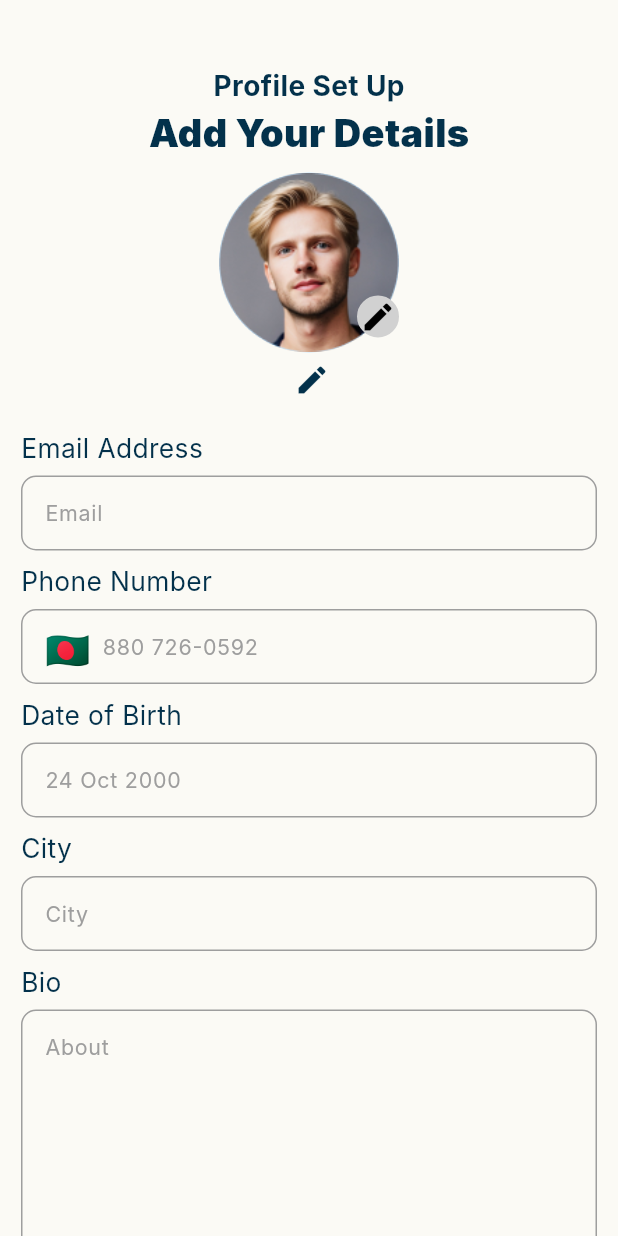
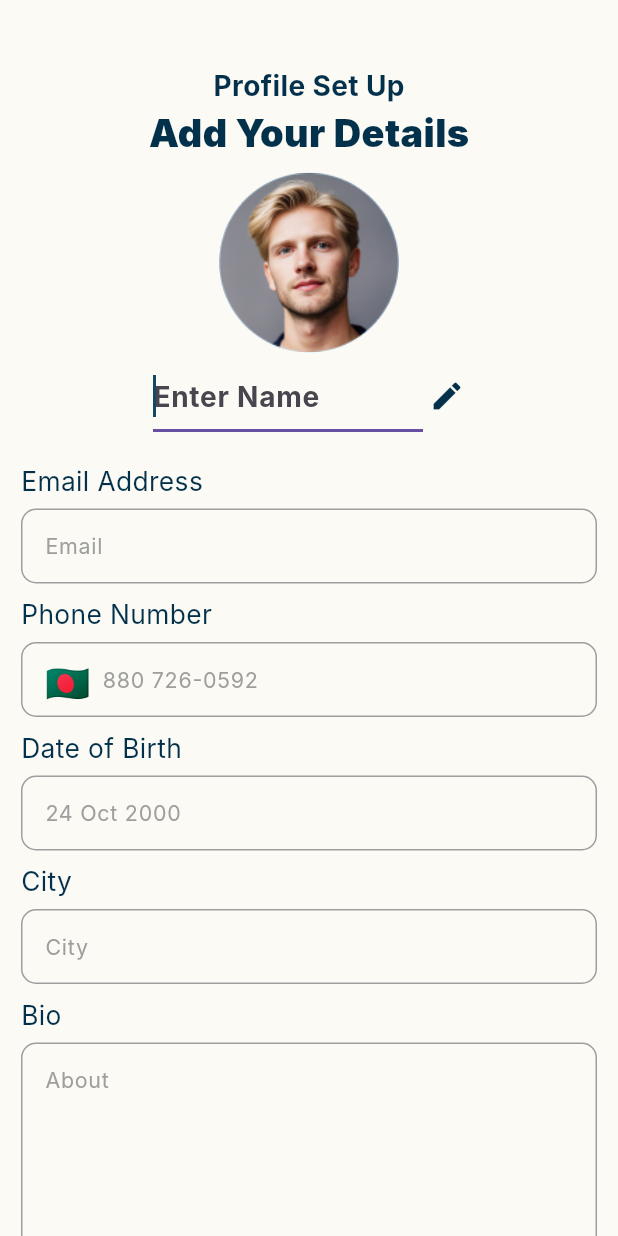
Before and after one commit to fatimasood/InfoKlub-App, a Flutter app: the _ProfileSetupView screen opened directly, after a tap on the "edit" icon, on a phone screen of 412 x 824 dp. Run offline on Flutter 3.47's test engine with Material 3 defaults, Android fonts, the phone set to English and light mode, and no system bars; our stand-ins replace country_picker, firebase_auth, firebase_core, fluttertoast, hive, hive_flutter and 3 more; accounts and stored records are empty; Roboto replaces fonts that are missing (Inter).

Commit message:
hive database updated profile setup

```diff
--- a/infoklub/lib/views/create_profile/profile_setup.dart
+++ b/infoklub/lib/views/create_profile/profile_setup.dart
@@ -96,7 +96,7 @@ class _ProfileSetupView extends StatelessWidget {
                             ? personImage
                             : null,
                       ),
-                      Positioned(
+                      /*Positioned(
                         bottom: 10,
                         right: 0,
                         child: Container(
@@ -108,9 +108,9 @@ class _ProfileSetupView extends StatelessWidget {
                               width: 2.0,
                             ),
                           ),
-                          child: const Icon(Icons.edit),
+                          //child: const Icon(Icons.edit),
                         ),
-                      ),
+                      ),*/
                     ],
                   ),
                 ),
@@ -161,6 +161,7 @@ class _ProfileSetupView extends StatelessWidget {
                       ),
                       const SizedBox(height: 6.0),
                       CustomInput(
+                        initialValue: viewModel.email,
                         backgroundColor: AppTheme.halfwhite,
                         hintText: 'Email',
                         keyboardType: TextInputType.emailAddress,
@@ -174,6 +175,7 @@ class _ProfileSetupView extends StatelessWidget {
                       ),
                       const SizedBox(height: 6.0),
                       CustomInput(
+                        initialValue: viewModel.phone,
                         backgroundColor: AppTheme.halfwhite,
                         keyboardType: TextInputType.phone,
                         hintText: "${viewModel.selectedCode} 726-0592",
@@ -209,6 +211,7 @@ class _ProfileSetupView extends StatelessWidget {
                       ),
                       const SizedBox(height: 6.0),
                       CustomInput(
+                        initialValue: viewModel.dob,
                         backgroundColor: AppTheme.halfwhite,
                         hintText: '24 Oct 2000',
                         keyboardType: TextInputType.text,
--- a/infoklub/lib/widgets/custom_input.dart
+++ b/infoklub/lib/widgets/custom_input.dart
@@ -1,11 +1,11 @@
 import 'package:flutter/material.dart';
 
-class CustomInput extends StatelessWidget {
+class CustomInput extends StatefulWidget {
   final String hintText;
   final TextEditingController? controller;
   final TextInputType keyboardType;
-  final Widget? leftWidget; // Can be an Icon or a Dropdown
-  final Widget? rightWidget; // Can be a Button/Icon/etc.
+  final Widget? leftWidget;
+  final Widget? rightWidget;
   final Function()? onRightIconPressed;
   final bool obscureText;
   final double? height;
@@ -16,6 +16,8 @@ class CustomInput extends StatelessWidget {
   final Color hintTextColor;
   final List<Map<String, String>>? countryDropdownData;
   final Function(String)? onCountrySelected;
+  final String? initialValue;
+  final Function(String)? onChanged;
 
   const CustomInput({
     super.key,
@@ -34,16 +36,39 @@ class CustomInput extends StatelessWidget {
     this.countryDropdownData,
     this.onCountrySelected,
     this.textAlign = TextAlign.start,
-    required void Function(dynamic val) onChanged,
+    this.initialValue,
+    this.onChanged,
   });
+
+  @override
+  State<CustomInput> createState() => _CustomInputState();
+}
+
+class _CustomInputState extends State<CustomInput> {
+  late TextEditingController _internalController;
+
+  @override
+  void initState() {
+    super.initState();
+    _internalController = widget.controller ??
+        TextEditingController(text: widget.initialValue ?? '');
+  }
+
+  @override
+  void dispose() {
+    if (widget.controller == null) {
+      _internalController.dispose();
+    }
+    super.dispose();
+  }
 
   @override
   Widget build(BuildContext context) {
     return Container(
-      height: height,
-      width: width,
+      height: widget.height,
+      width: widget.width,
       decoration: BoxDecoration(
-        color: backgroundColor,
+        color: widget.backgroundColor,
         borderRadius: BorderRadius.circular(10.0),
         border: Border.all(
           color: Colors.grey,
@@ -52,70 +77,31 @@ class CustomInput extends StatelessWidget {
       ),
       padding: const EdgeInsets.symmetric(horizontal: 15.0),
       child: Row(
-        crossAxisAlignment: CrossAxisAlignment.start, // Aligns text to the top
+        crossAxisAlignment: CrossAxisAlignment.start,
         children: [
-          // Left Widget (Optional, could be Icon or Dropdown)
-          if (leftWidget != null)
+          if (widget.leftWidget != null)
             Padding(
               padding: const EdgeInsets.only(right: 8.0, top: 10),
-              child: leftWidget!,
+              child: widget.leftWidget!,
             ),
-
-          // Country Dropdown (Optional)
-          if (countryDropdownData != null && leftWidget == null) ...[
-            DropdownButton<String>(
-              value: countryDropdownData?.first['code'], // Default value
-              icon: const Icon(Icons.arrow_drop_down),
-              underline: const SizedBox(), // Removes underline
-              onChanged: (value) {
-                if (onCountrySelected != null) {
-                  onCountrySelected!(value!);
-                }
-              },
-              items: countryDropdownData?.map((country) {
-                return DropdownMenuItem<String>(
-                  value: country['code'],
-                  child: Row(
-                    crossAxisAlignment: CrossAxisAlignment.center,
-                    mainAxisAlignment: MainAxisAlignment.center,
-                    children: [
-                      Image.asset(
-                        country['flag']!,
-                        width: 24,
-                        height: 24,
-                      ),
-                      // const SizedBox(width: 8.0),
-                      Text(
-                        country['name']!,
-                        style: TextStyle(color: textColor),
-                      ),
-                    ],
-                  ),
-                );
-              }).toList(),
-            ),
-          ],
-
-          // Input Field
           Expanded(
             child: TextField(
-              controller: controller,
-              keyboardType: keyboardType,
-              obscureText: obscureText,
+              controller: _internalController,
+              keyboardType: widget.keyboardType,
+              obscureText: widget.obscureText,
               maxLines: null,
               textAlignVertical: TextAlignVertical.top,
-              style: TextStyle(color: textColor),
-              textAlign: textAlign,
+              style: TextStyle(color: widget.textColor),
+              textAlign: widget.textAlign,
               decoration: InputDecoration(
-                hintText: hintText,
-                hintStyle: TextStyle(color: hintTextColor),
+                hintText: widget.hintText,
+                hintStyle: TextStyle(color: widget.hintTextColor),
                 border: InputBorder.none,
               ),
+              onChanged: widget.onChanged,
             ),
           ),
-
-          // Right Widget (Optional)
-          if (rightWidget != null) rightWidget!,
+          if (widget.rightWidget != null) widget.rightWidget!,
         ],
       ),
     );
```
Also changed, not shown: infoklub/lib/viewmodels/profile_setup/profilesetup_viewmodel.dart (+24 -0 lines).
